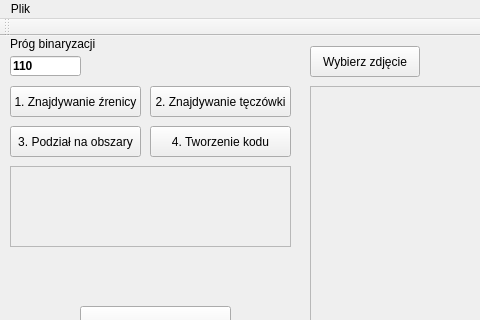
Before: the Qt Designer form Iris_recognition/mainwindow.ui in kn65op/inzynierka, drawn with Qt 5; both pictures show x 0 to 480 and y 0 to 320 of the 1027 by 636 pixel window.
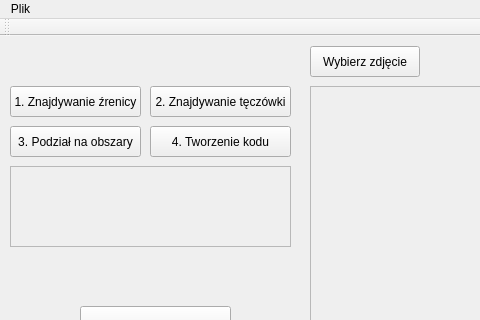
After: the same form once the commit is applied. Custom widgets are drawn as their Qt base class.

Commit message: Komunikat bledu o zlym pliku wczytywanym

Patch:
```diff
--- a/Iris_recognition/mainwindow.ui
+++ b/Iris_recognition/mainwindow.ui
@@ -268,38 +268,6 @@
      <string>Znajdź użytkownika</string>
     </property>
    </widget>
-   <widget class="QLineEdit" name="binaryEdit">
-    <property name="geometry">
-     <rect>
-      <x>10</x>
-      <y>20</y>
-      <width>71</width>
-      <height>20</height>
-     </rect>
-    </property>
-    <property name="font">
-     <font>
-      <weight>75</weight>
-      <bold>true</bold>
-     </font>
-    </property>
-    <property name="text">
-     <string>110</string>
-    </property>
-   </widget>
-   <widget class="QLabel" name="label">
-    <property name="geometry">
-     <rect>
-      <x>10</x>
-      <y>0</y>
-      <width>111</width>
-      <height>16</height>
-     </rect>
-    </property>
-    <property name="text">
-     <string>Próg binaryzacji</string>
-    </property>
-   </widget>
    <widget class="QOpenCVWidget" name="cameraWidget" native="true">
     <property name="enabled">
      <bool>true</bool>
```
Left out of the diff: 1 changed line with no effect on the pictures. The commit also changes 2 other files.
